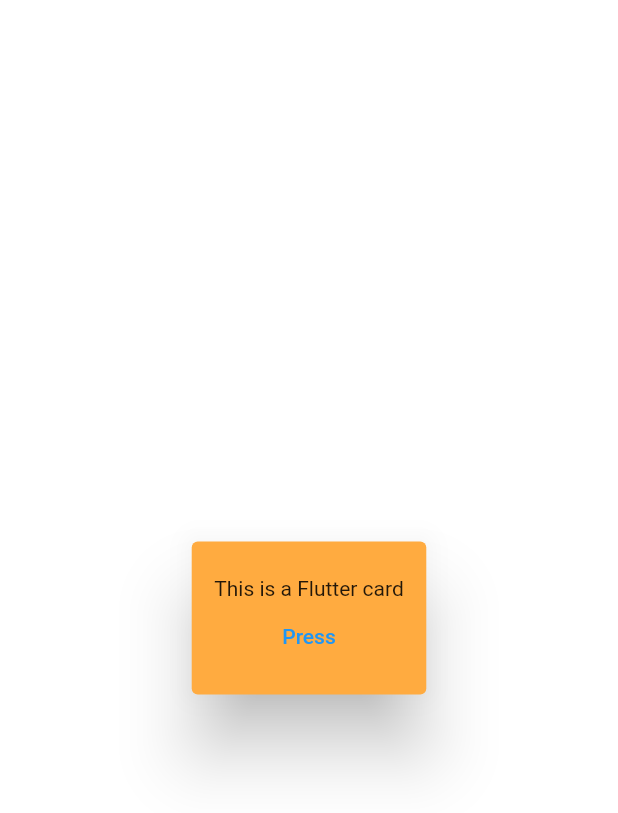
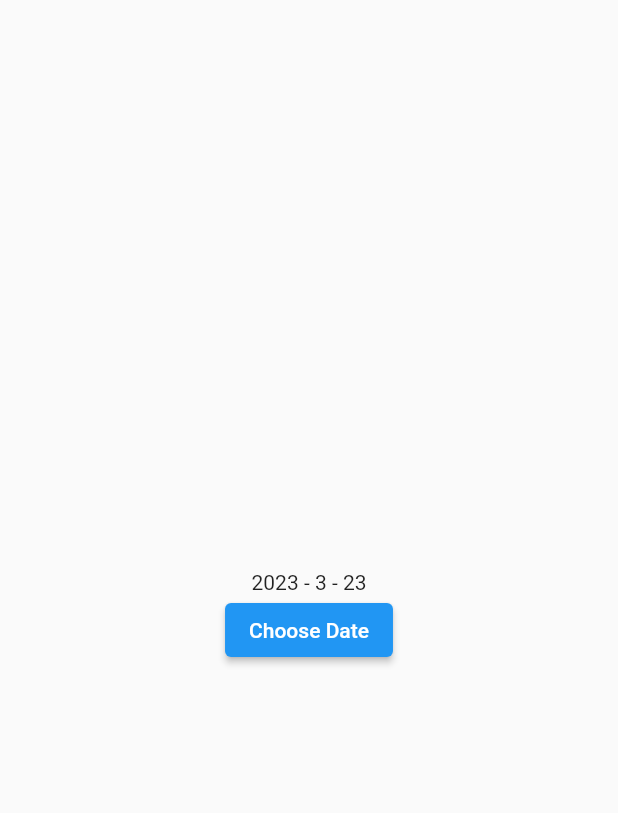
Before and after one commit to mdminhaziftekhar/Flutter-Widget-learning, a Flutter app: the screen it shows after launch, on a phone screen of 412 x 824 dp. Shown: the top 813 px of the screen. Run offline on Flutter 3.47's test engine with Material 2 defaults, Android fonts, the light colour scheme and no system bars.

Commit message:
DatePicker widget

```diff
--- a/lib/main.dart
+++ b/lib/main.dart
@@ -3,6 +3,7 @@
 import 'package:flutter_learning/screens/alert_dialogue.dart';
 import 'package:flutter_learning/screens/animated_container.dart';
 import 'package:flutter_learning/screens/cardScreen.dart';
+import 'package:flutter_learning/screens/datepicker.dart';
 import 'package:flutter_learning/screens/table.dart';
 
 void main() {
@@ -35,6 +36,6 @@
 class _MyWidgetState extends State<MyWidget> {
   @override
   Widget build(BuildContext context) {
-    return CardScreen();
+    return DatePickerScreen();
   }
 }
--- /dev/null
+++ b/lib/screens/datepicker.dart
@@ -0,0 +1,43 @@
+import 'package:flutter/material.dart';
+
+class DatePickerScreen extends StatefulWidget {
+  const DatePickerScreen({super.key});
+
+  @override
+  State<DatePickerScreen> createState() => _DatePickerScreenState();
+}
+
+class _DatePickerScreenState extends State<DatePickerScreen> {
+  DateTime selectedDate = DateTime.now();
+
+  @override
+  Widget build(BuildContext context) {
+    return Scaffold(
+      body: Center(
+        child: Column(
+          mainAxisAlignment: MainAxisAlignment.center,
+          children: <Widget>[
+            Text(
+                "${selectedDate.year} - ${selectedDate.month} - ${selectedDate.day}"),
+            ElevatedButton(
+              onPressed: () async {
+                final DateTime? dateTime = await showDatePicker(
+                  context: context,
+                  initialDate: selectedDate,
+                  firstDate: DateTime(2000),
+                  lastDate: DateTime(3000),
+                );
+                if (dateTime != null) {
+                  setState(() {
+                    selectedDate = dateTime;
+                  });
+                }
+              },
+              child: const Text('Choose Date'),
+            ),
+          ],
+        ),
+      ),
+    );
+  }
+}
```
